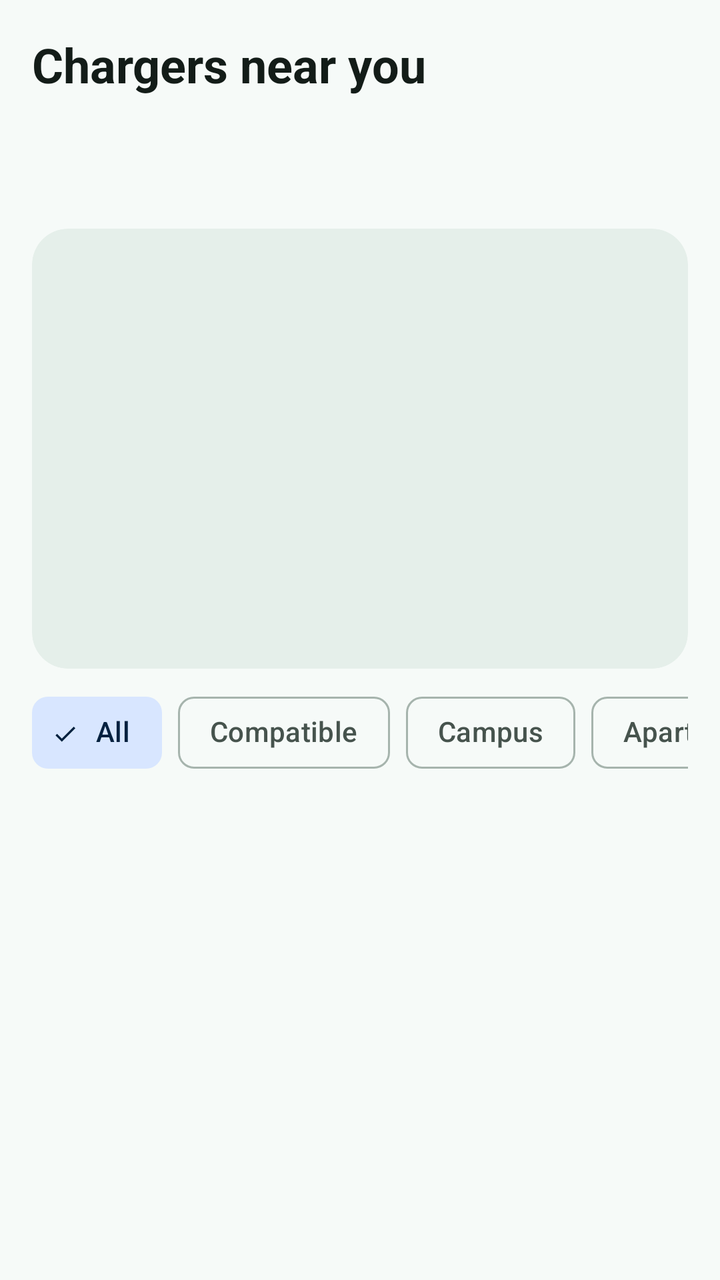
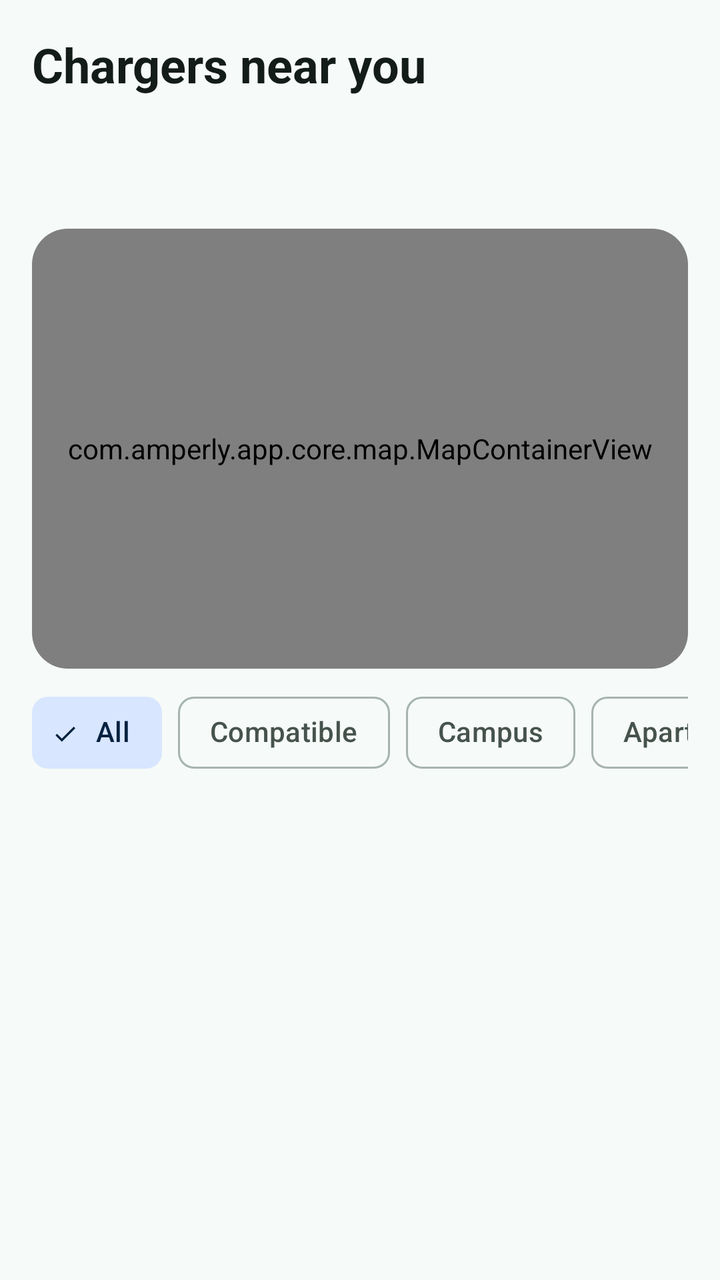

Before-and-after screenshots of an Android layout around one commit, followed by the original layout XML and the change that was made.
<!-- AndroidManifest.xml: application theme Theme.Amperly -->
<!-- res/layout/fragment_charger_discovery.xml -->
<?xml version="1.0" encoding="utf-8"?>
<androidx.core.widget.NestedScrollView xmlns:android="http://schemas.android.com/apk/res/android"
    xmlns:app="http://schemas.android.com/apk/res-auto"
    android:layout_width="match_parent"
    android:layout_height="match_parent"
    android:fillViewport="true">

    <LinearLayout
        android:layout_width="match_parent"
        android:layout_height="wrap_content"
        android:orientation="vertical"
        android:paddingBottom="@dimen/amp_space_xl">

        <LinearLayout
            android:layout_width="match_parent"
            android:layout_height="wrap_content"
            android:orientation="vertical"
            android:paddingHorizontal="@dimen/amp_screen_padding"
            android:paddingTop="@dimen/amp_space_m">

            <TextView
                android:layout_width="match_parent"
                android:layout_height="wrap_content"
                android:text="@string/discovery_title"
                android:textAppearance="@style/TextAppearance.Amperly.ScreenTitle" />

            
            <TextView
                android:id="@+id/discoveryContextText"
                android:layout_width="match_parent"
                android:layout_height="wrap_content"
                android:layout_marginTop="@dimen/amp_space_xs"
                android:textAppearance="@style/TextAppearance.Amperly.Body" />

            <TextView
                android:id="@+id/resultCountText"
                android:layout_width="match_parent"
                android:layout_height="wrap_content"
                android:layout_marginTop="@dimen/amp_space_s"
                android:textAppearance="@style/TextAppearance.Amperly.BodyStrong" />
        </LinearLayout>

        <com.google.android.material.card.MaterialCardView
            style="@style/Widget.Amperly.Card.Map"
            android:layout_width="match_parent"
            android:layout_height="@dimen/amp_map_panel_height"
            android:layout_marginHorizontal="@dimen/amp_screen_padding"
            android:layout_marginTop="@dimen/amp_space_m">

            <FrameLayout
                android:id="@+id/mapContainer"
                android:layout_width="match_parent"
                android:layout_height="match_parent" />
        </com.google.android.material.card.MaterialCardView>

        <HorizontalScrollView
            android:layout_width="match_parent"
            android:layout_height="wrap_content"
            android:layout_marginTop="@dimen/amp_space_s"
            android:paddingHorizontal="@dimen/amp_screen_padding"
            android:scrollbars="none">

            <com.google.android.material.chip.ChipGroup
                android:id="@+id/filterChipGroup"
                android:layout_width="wrap_content"
                android:layout_height="wrap_content"
                app:singleLine="true"
                app:singleSelection="true">

                <com.google.android.material.chip.Chip
                    android:id="@+id/filterAllChip"
                    style="@style/Widget.Amperly.Chip"
                    android:layout_width="wrap_content"
                    android:layout_height="wrap_content"
                    android:checked="true"
                    android:text="@string/filter_all" />

                <com.google.android.material.chip.Chip
                    android:id="@+id/filterCompatibleChip"
                    style="@style/Widget.Amperly.Chip"
                    android:layout_width="wrap_content"
                    android:layout_height="wrap_content"
                    android:text="@string/filter_compatible" />

                <com.google.android.material.chip.Chip
                    android:id="@+id/filterCampusChip"
                    style="@style/Widget.Amperly.Chip"
                    android:layout_width="wrap_content"
                    android:layout_height="wrap_content"
                    android:text="@string/filter_campus" />

                <com.google.android.material.chip.Chip
                    android:id="@+id/filterApartmentChip"
                    style="@style/Widget.Amperly.Chip"
                    android:layout_width="wrap_content"
                    android:layout_height="wrap_content"
                    android:text="@string/filter_apartment" />

                <com.google.android.material.chip.Chip
                    android:id="@+id/filterDcChip"
                    style="@style/Widget.Amperly.Chip"
                    android:layout_width="wrap_content"
                    android:layout_height="wrap_content"
                    android:text="@string/filter_dc_fast" />

                <com.google.android.material.chip.Chip
                    android:id="@+id/filterVerifiedMeterChip"
                    style="@style/Widget.Amperly.Chip"
                    android:layout_width="wrap_content"
                    android:layout_height="wrap_content"
                    android:text="@string/filter_verified_only" />
            </com.google.android.material.chip.ChipGroup>
        </HorizontalScrollView>

        
        <LinearLayout
            android:id="@+id/emptyStateContainer"
            android:layout_width="match_parent"
            android:layout_height="wrap_content"
            android:layout_margin="@dimen/amp_screen_padding"
            android:orientation="vertical"
            android:visibility="gone">

            <TextView
                android:id="@+id/emptyStateText"
                style="@style/Widget.Amperly.Notice.Info"
                android:layout_width="match_parent"
                android:layout_height="wrap_content"
                android:text="@string/discovery_empty" />

            <com.google.android.material.button.MaterialButton
                android:id="@+id/emptyStateActionButton"
                style="@style/Widget.Amperly.Button.Tonal"
                android:layout_width="wrap_content"
                android:layout_height="wrap_content"
                android:layout_gravity="end"
                android:layout_marginTop="@dimen/amp_space_s"
                android:text="@string/discovery_empty_action"
                android:visibility="gone" />
        </LinearLayout>

        <androidx.recyclerview.widget.RecyclerView
            android:id="@+id/stationsRecyclerView"
            android:layout_width="match_parent"
            android:layout_height="wrap_content"
            android:clipToPadding="false"
            android:nestedScrollingEnabled="false"
            android:paddingHorizontal="@dimen/amp_space_s"
            android:paddingTop="@dimen/amp_space_xs" />
    </LinearLayout>
</androidx.core.widget.NestedScrollView>
<!-- resources referenced by this layout -->
<resources>
  <dimen name="amp_map_panel_height">220dp</dimen>
  <dimen name="amp_screen_padding">16dp</dimen>
  <dimen name="amp_space_m">16dp</dimen>
  <dimen name="amp_space_s">8dp</dimen>
  <dimen name="amp_space_xl">32dp</dimen>
  <dimen name="amp_space_xs">4dp</dimen>
  <string name="discovery_empty">No charger matches this filter right now.</string>
  <string name="discovery_empty_action">Show all chargers</string>
  <string name="discovery_title">Chargers near you</string>
  <string name="filter_all">All</string>
  <string name="filter_apartment">Apartment</string>
  <string name="filter_campus">Campus</string>
  <string name="filter_compatible">Compatible</string>
  <string name="filter_dc_fast">DC fast</string>
  <string name="filter_verified_only">Verified meter</string>
  <style name="TextAppearance.Amperly.Body" parent="TextAppearance.Material3.BodyMedium">
          <item name="android:textColor">?attr/colorOnSurfaceVariant</item>
      </style>
  <style name="TextAppearance.Amperly.BodyStrong" parent="TextAppearance.Material3.BodyMedium">
          <item name="android:textColor">?attr/colorOnSurface</item>
      </style>
  <style name="TextAppearance.Amperly.ScreenTitle" parent="TextAppearance.Material3.HeadlineSmall">
          <item name="android:textColor">?attr/colorOnSurface</item>
          <item name="android:textStyle">bold</item>
      </style>
  <style name="Widget.Amperly.Card.Map" parent="Widget.Amperly.Card.Filled">
          <item name="cardBackgroundColor">?attr/colorSurfaceContainerHigh</item>
      </style>
  <style name="Widget.Amperly.Chip" parent="Widget.Material3.Chip.Filter">
          <item name="android:textAllCaps">false</item>
          <item name="chipMinHeight">36dp</item>
      </style>
  <style name="Widget.Amperly.Notice.Info" parent="Widget.Amperly.Notice">
          <item name="android:background">@drawable/bg_notice_info</item>
          <item name="android:textColor">?attr/colorOnSecondaryContainer</item>
      </style>
  <style name="Theme.Amperly" parent="Base.Theme.Amperly" />
  <dimen name="amp_touch_target">48dp</dimen>
  <dimen name="amp_card_radius">18dp</dimen>
  <color name="amp_primary">#0E7C56</color>
  <color name="white">#FFFFFFFF</color>
  <color name="amp_primary_container">#C6F0DC</color>
  <color name="amp_on_primary_container">#04301F</color>
  <color name="amp_primary_light">#3FA37C</color>
  <color name="amp_secondary">#1B6FE3</color>
  <color name="amp_secondary_container">#D8E6FF</color>
  <color name="amp_on_secondary_container">#04213F</color>
  <color name="amp_tertiary">#8A4E00</color>
  <color name="amp_tertiary_container">#FFE1BA</color>
  <color name="amp_on_tertiary_container">#2E1500</color>
  <color name="amp_error">#BA1A1A</color>
  <color name="amp_error_container">#FFDAD6</color>
  <color name="amp_on_error_container">#410E0B</color>
  <color name="amp_surface">#F6FAF8</color>
  <color name="amp_surface_container_lowest">#FFFFFF</color>
  <color name="amp_surface_container_low">#F1F7F4</color>
  <color name="amp_surface_container">#EBF3EF</color>
  <color name="amp_surface_container_high">#E5EFEA</color>
  <color name="amp_surface_container_highest">#DFEAE4</color>
  <color name="amp_surface_variant">#DCE5E0</color>
  <color name="amp_on_surface">#131C18</color>
  <color name="amp_on_surface_variant">#46534D</color>
  <color name="amp_outline">#A6B4AD</color>
  <color name="amp_outline_variant">#D2DED8</color>
  <style name="Widget.Amperly.Button" parent="Widget.Material3.Button">
          <item name="android:minHeight">@dimen/amp_touch_target</item>
          <item name="cornerRadius">14dp</item>
          <item name="android:textAllCaps">false</item>
      </style>
  <style name="ThemeOverlay.Amperly.Dialog" parent="ThemeOverlay.Material3.MaterialAlertDialog" />
  <dimen name="amp_card_elevation">0dp</dimen>
  <!-- unchanged entries left out for length: 7 -->
</resources>

<!-- the commit's change to res/layout/fragment_charger_discovery.xml (unified diff, before → after) -->
@@ -47,7 +47,7 @@
             android:layout_marginHorizontal="@dimen/amp_screen_padding"
             android:layout_marginTop="@dimen/amp_space_m">
 
-            <FrameLayout
+            <com.amperly.app.core.map.MapContainerView
                 android:id="@+id/mapContainer"
                 android:layout_width="match_parent"
                 android:layout_height="match_parent" />
